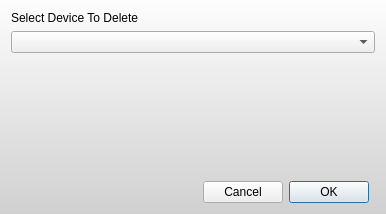
First picture: the form in Graffik/gui/core/Dialogs/deletedevicedialog.ui, repository DynamicPerception/Graffik_Legacy, before the edit.
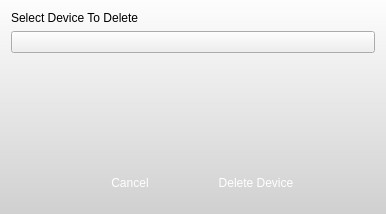
Second picture: the form after the edit. Icons and pictures are not drawn.

```diff
--- a/Graffik/gui/core/Dialogs/deletedevicedialog.ui
+++ b/Graffik/gui/core/Dialogs/deletedevicedialog.ui
@@ -14,7 +14,30 @@
    <string>Delete Device</string>
   </property>
   <property name="styleSheet">
-   <string notr="true">#DeleteDeviceDialog {
+   <string notr="true">QPushButton {
+border: 0px transparent;
+max-width:120px;
+max-height: 40px;
+min-width:120px;
+min-height: 40px;
+color: rgb(255,255,255);
+font: 12px &quot;Lucida Sans&quot;;
+}
+
+#okButton {
+border-image: url(:/core/small-blue-but-normal.png);
+}
+
+#cancelButton {
+border-image: url(:/core/small-gray-but-normal.png);
+}
+
+QComboBox:drop-down {
+border-image: url(:/core/drop-down-sm-blue.png);
+border: 0px transparent;
+}
+
+#DeleteDeviceDialog {
 background-color: qlineargradient(spread:pad, x1:0, y1:0, x2:0, y2:1, stop:0 rgba(253, 253, 253, 255), stop:1 rgba(208, 208, 208, 255));
 }</string>
   </property>
@@ -42,23 +65,10 @@
      </property>
     </spacer>
    </item>
-   <item row="3" column="0">
-    <spacer name="horizontalSpacer">
-     <property name="orientation">
-      <enum>Qt::Horizontal</enum>
-     </property>
-     <property name="sizeHint" stdset="0">
-      <size>
-       <width>193</width>
-       <height>20</height>
-      </size>
-     </property>
-    </spacer>
-   </item>
    <item row="3" column="2">
     <widget class="QPushButton" name="okButton">
      <property name="text">
-      <string>OK</string>
+      <string>Delete Device</string>
      </property>
     </widget>
    </item>
```
